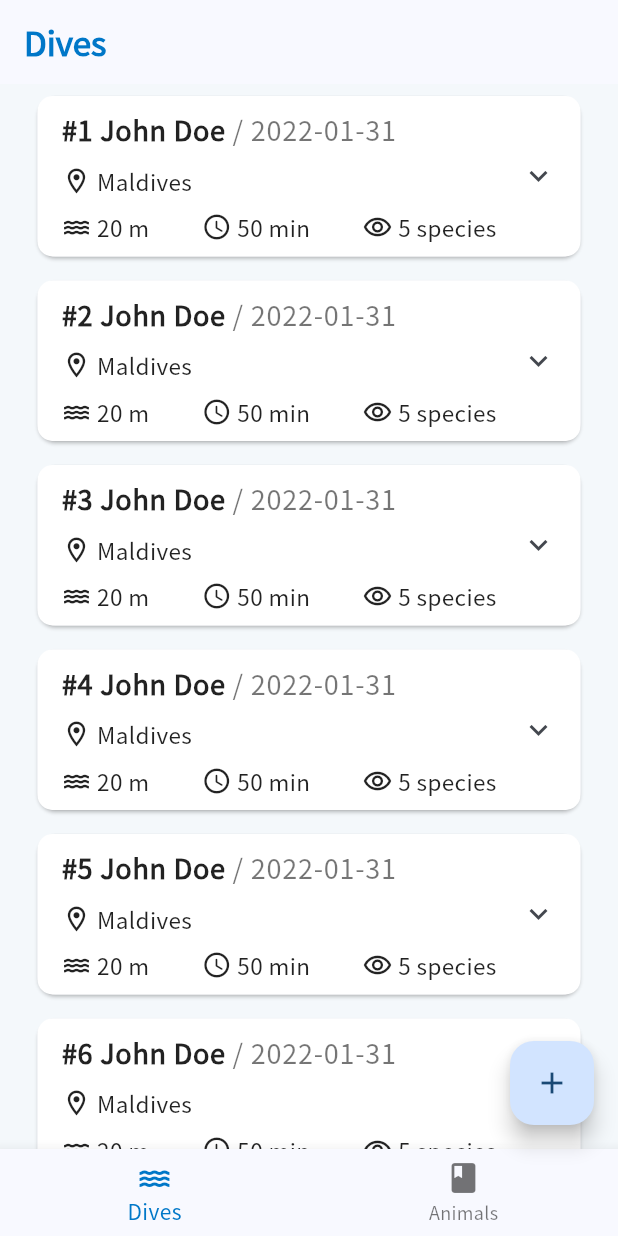
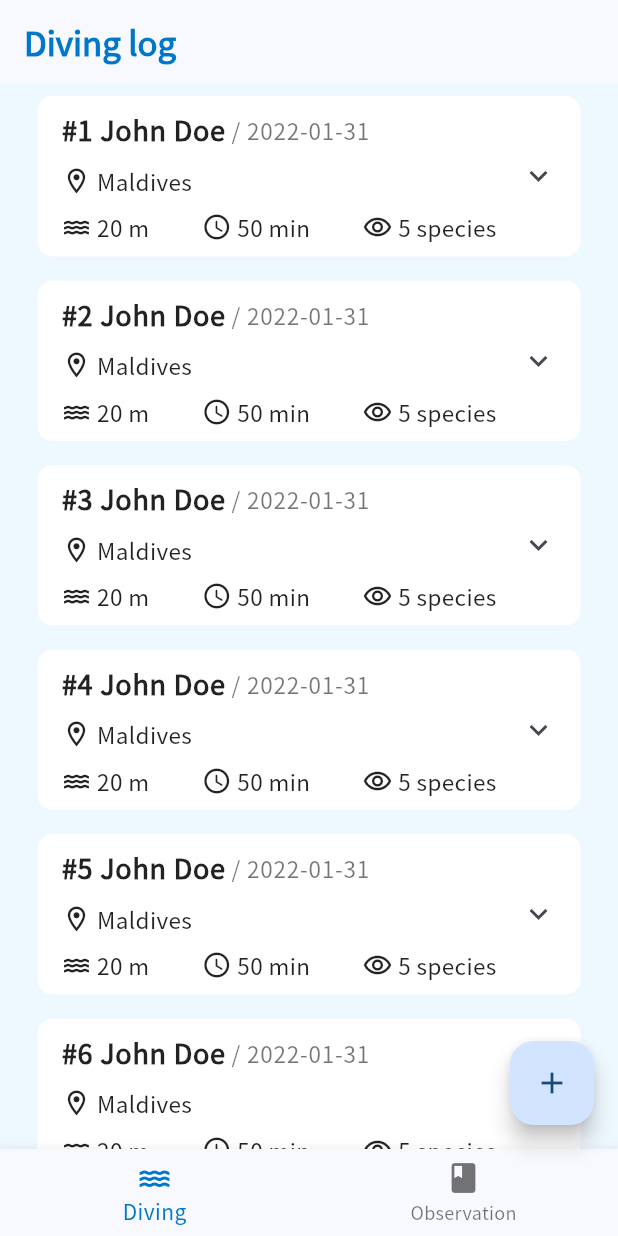
Before and after one commit to Project-Octo/ProjectOcto-App-DiveLog, a Flutter app: the screen it shows once a user with an empty profile is signed in, on a phone screen of 412 x 824 dp. Run offline on Flutter 3.47's test engine with Material 3 defaults, Android fonts, the light colour scheme and no system bars; our stand-ins replace firebase_auth, firebase_core, flutter_datetime_picker_plus, flutter_markdown, google_fonts, smooth_page_indicator; missing offline and left inert: firebase_ui_auth, firebase_ui_oauth_google; accounts and stored records are empty.

Commit message:
fix design & modal text

```diff
--- a/lib/screens/auth_gate.dart
+++ b/lib/screens/auth_gate.dart
@@ -15,10 +15,10 @@ class AuthGate extends StatelessWidget {
         stream: FirebaseAuth.instance.authStateChanges(),
         builder: (context, snapshot) {
           if (snapshot.connectionState == ConnectionState.waiting) {
-            return Center(child: Text("Is Loading..."));
+            return const Center(child: Text("Is Loading..."));
           } else if (!snapshot.hasData) {
             print('Snapshot => $snapshot');
-            return OnboardingScreen();
+            return const OnboardingScreen();
           }
           return const HomePage();
         });
--- a/lib/screens/dives_page.dart
+++ b/lib/screens/dives_page.dart
@@ -262,13 +262,13 @@ class _DivesPageState extends State<DivesPage> {
   @override
   Widget build(BuildContext context) {
     return Container(
-      color: Color(0xFFF4F8FB),
+      color: Color.fromARGB(255, 238, 248, 255),
       child: ListView.builder(
         itemCount: diveRecords.length,
         itemBuilder: (BuildContext context, int index) {
           final record = diveRecords[index];
           return Card(
-            // color: const Color.fromARGB(255, 255, 255, 255),
+            elevation: 0,
             margin: const EdgeInsets.symmetric(vertical: 8.0, horizontal: 25.0),
             child: Container(
               decoration: BoxDecoration(
@@ -291,7 +291,7 @@ class _DivesPageState extends State<DivesPage> {
                     Text(
                       " / ${record['date'] ?? ''}",
                       style: const TextStyle(
-                          fontSize: 18,
+                          fontSize: 15,
                           fontWeight: FontWeight.w200,
                           color: Colors.black54),
                     ),
--- a/lib/screens/home.dart
+++ b/lib/screens/home.dart
@@ -24,7 +24,7 @@ class _HomePageState extends State<HomePage> {
   @override
   void initState() {
     super.initState();
-    _appBarTitle = 'Dives';
+    _appBarTitle = 'Diving log';
   }
 
   @override
@@ -45,17 +45,17 @@ class _HomePageState extends State<HomePage> {
         onTap: (index) {
           setState(() {
             _selectedIndex = index;
-            _appBarTitle = index == 0 ? 'Dives' : 'Animals';
+            _appBarTitle = index == 0 ? 'Diving log' : 'Observation';
           });
         },
         items: const [
           BottomNavigationBarItem(
             icon: Icon(Icons.water),
-            label: 'Dives',
+            label: 'Diving',
           ),
           BottomNavigationBarItem(
             icon: Icon(Icons.book),
-            label: 'Animals',
+            label: 'Observation',
           ),
         ],
       ),
--- a/pubspec.yaml
+++ b/pubspec.yaml
@@ -45,6 +45,8 @@ dependencies:
   firebase_dynamic_links: ^5.4.13
   firebase_ui_auth: ^1.13.0
   firebase_ui_oauth_google: ^1.3.0
+  http: ^1.2.0
+  flutter_markdown: ^0.6.19
 
 dev_dependencies:
   flutter_test:
@@ -76,6 +78,7 @@ flutter:
     - assets/images/Icons/google_login.png
     - assets/images/Icons/logo.png
     - assets/images/profile_image.png
+    - assets/images/Salmon.png
 
   # An image asset can refer to one or more resolution-specific "variants", see
   # https://flutter.dev/assets-and-images/#resolution-aware
```
Also changed, not shown: lib/screens/animals_page.dart (+79 -24 lines), assets/images/Salmon.png (added), lib/firebase_options.dart, pubspec.lock, 1 other file.
